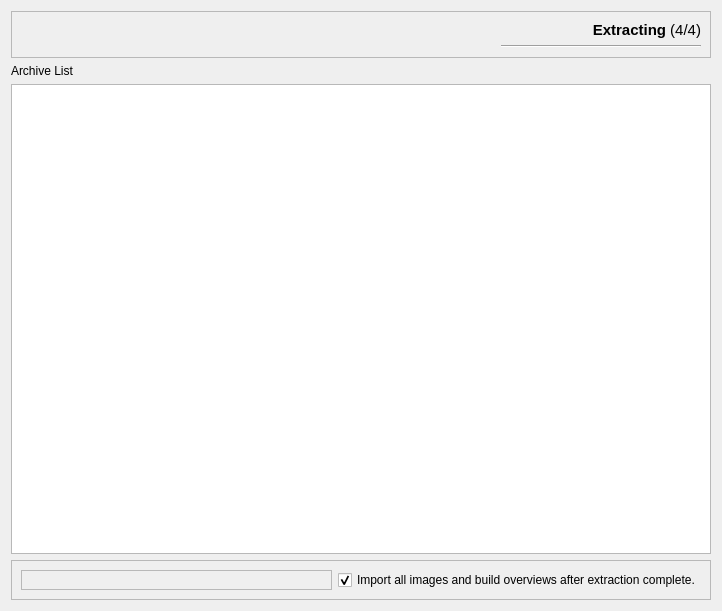
Before: the Qt Designer form modules/widget/wizard/extract/qextractwizardpageprogress.ui in SGIS-Dev-Team/SGIS, drawn with Qt 5.
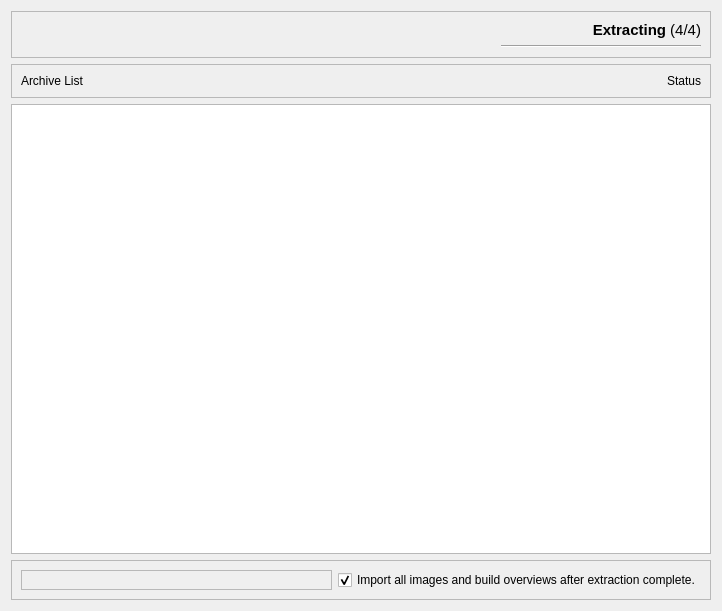
After: the same form once the commit is applied. Custom widgets are drawn as their Qt base class.

```diff
--- a/modules/widget/wizard/extract/qextractwizardpageprogress.ui
+++ b/modules/widget/wizard/extract/qextractwizardpageprogress.ui
@@ -65,6 +65,15 @@
     </widget>
    </item>
    <item>
+    <widget class="QFrame" name="mTitleFrame1">
+     <property name="frameShape">
+      <enum>QFrame::StyledPanel</enum>
+     </property>
+     <property name="frameShadow">
+      <enum>QFrame::Raised</enum>
+     </property>
+     <layout class="QHBoxLayout" name="horizontalLayout_2">
+      <item>
     <widget class="QLabel" name="mLabelArchiveList">
      <property name="maximumSize">
       <size>
@@ -83,7 +92,29 @@
     </widget>
    </item>
    <item>
-    <widget class="QFileListView" name="mArchiveListView"/>
+       <widget class="QLabel" name="mLabelExtractStatus">
+        <property name="font">
+         <font>
+          <family>Microsoft Sans Serif</family>
+         </font>
+        </property>
+        <property name="text">
+         <string>Status</string>
+        </property>
+        <property name="alignment">
+         <set>Qt::AlignRight|Qt::AlignTrailing|Qt::AlignVCenter</set>
+        </property>
+       </widget>
+      </item>
+     </layout>
+    </widget>
+   </item>
+   <item>
+    <widget class="QFileListView" name="mArchiveListView">
+     <property name="editTriggers">
+      <set>QAbstractItemView::NoEditTriggers</set>
+     </property>
+    </widget>
    </item>
    <item>
     <widget class="QFrame" name="mFrameOption">
```
Left out of the diff: 2 changed lines with no effect on the pictures. Lines whose indentation alone changed are shown as unchanged.
